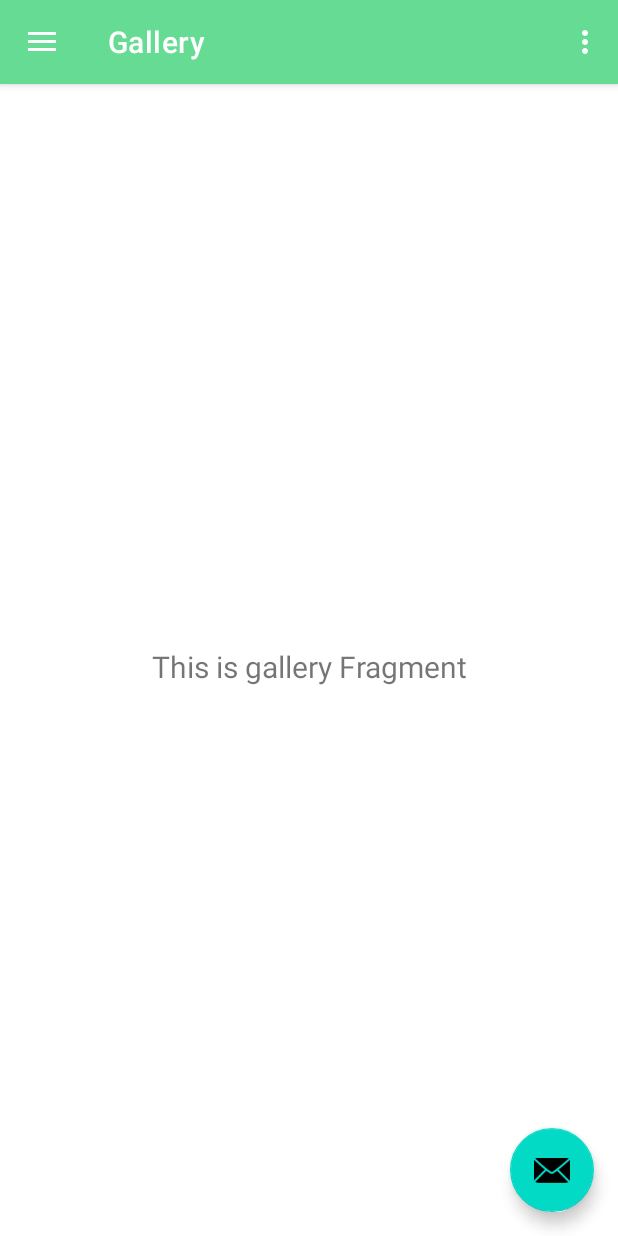
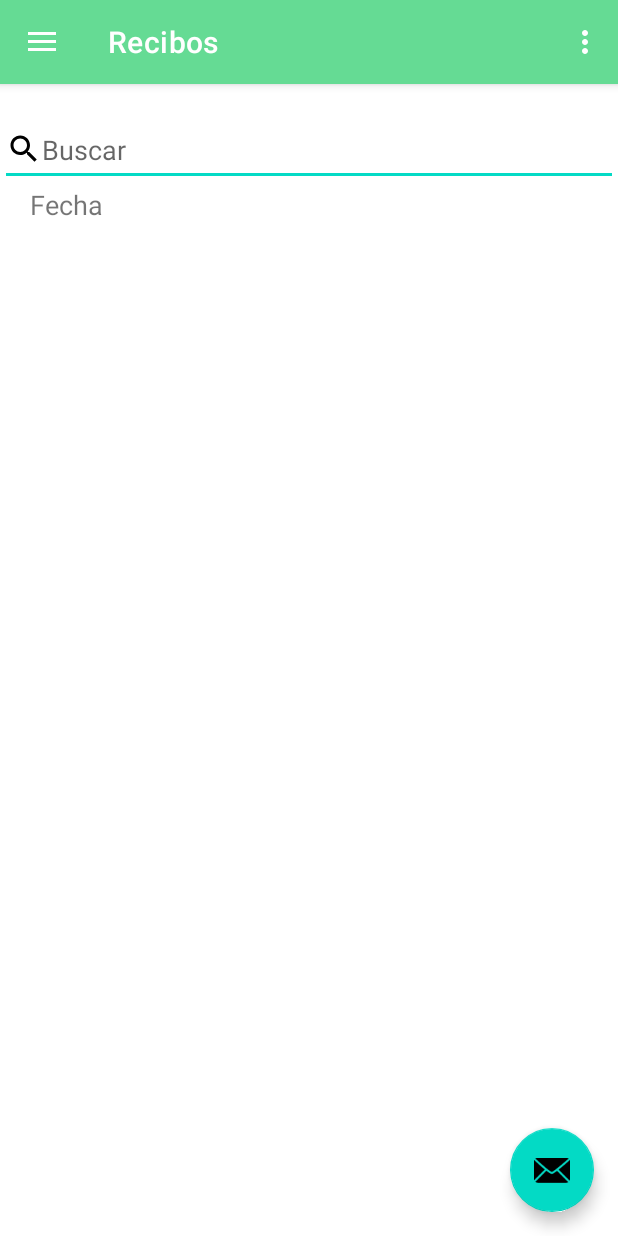
Before and after one commit to NormanRomero06/FavaApp, an Android app: the LayoutDrawableActivity screen opened directly, with no data from a screen before it, in the side drawer, after a tap on "Recibos", on a phone screen of 412 x 824 dp. Run offline under Robolectric (Android 15) with nearby library versions, the phone set to English and light mode, and no system bars; our stand-ins replace navigation-ui.

Commit message:
Pantalla de Recibos

```diff
--- a/app/src/main/java/com/example/appfavas/ui/gallery/GalleryFragment.kt
+++ /dev/null
@@ -1,42 +0,0 @@
-package com.example.appfavas.ui.gallery
-
-import android.os.Bundle
-import android.view.LayoutInflater
-import android.view.View
-import android.view.ViewGroup
-import android.widget.TextView
-import androidx.fragment.app.Fragment
-import androidx.lifecycle.ViewModelProvider
-import com.example.appfavas.databinding.FragmentGalleryBinding
-
-class GalleryFragment : Fragment() {
-
-    private var _binding: FragmentGalleryBinding? = null
-
-    // This property is only valid between onCreateView and
-    // onDestroyView.
-    private val binding get() = _binding!!
-
-    override fun onCreateView(
-        inflater: LayoutInflater,
-        container: ViewGroup?,
-        savedInstanceState: Bundle?
-    ): View {
-        val galleryViewModel =
-            ViewModelProvider(this).get(GalleryViewModel::class.java)
-
-        _binding = FragmentGalleryBinding.inflate(inflater, container, false)
-        val root: View = binding.root
-
-        val textView: TextView = binding.textGallery
-        galleryViewModel.text.observe(viewLifecycleOwner) {
-            textView.text = it
-        }
-        return root
-    }
-
-    override fun onDestroyView() {
-        super.onDestroyView()
-        _binding = null
-    }
-}
--- a/app/src/main/java/com/example/appfavas/ui/gallery/GalleryViewModel.kt
+++ /dev/null
@@ -1,13 +0,0 @@
-package com.example.appfavas.ui.gallery
-
-import androidx.lifecycle.LiveData
-import androidx.lifecycle.MutableLiveData
-import androidx.lifecycle.ViewModel
-
-class GalleryViewModel : ViewModel() {
-
-    private val _text = MutableLiveData<String>().apply {
-        value = "This is gallery Fragment"
-    }
-    val text: LiveData<String> = _text
-}
--- /dev/null
+++ b/app/src/main/java/com/example/appfavas/ui/recibos/RecibosFragment.kt
@@ -0,0 +1,33 @@
+package com.example.appfavas.ui.recibos
+
+import android.os.Bundle
+import android.view.LayoutInflater
+import android.view.View
+import android.view.ViewGroup
+import androidx.fragment.app.Fragment
+import com.example.appfavas.databinding.FragmentRecibosBinding
+
+class RecibosFragment : Fragment() {
+
+    private var _binding: FragmentRecibosBinding? = null
+
+    // This property is only valid between onCreateView and
+    // onDestroyView.
+    private val binding get() = _binding!!
+
+    override fun onCreateView(
+        inflater: LayoutInflater,
+        container: ViewGroup?,
+        savedInstanceState: Bundle?
+    ): View {
+        _binding = FragmentRecibosBinding.inflate(inflater, container, false)
+        val root: View = binding.root
+
+        return root
+    }
+
+    override fun onDestroyView() {
+        super.onDestroyView()
+        _binding = null
+    }
+}
--- /dev/null
+++ b/app/src/main/res/drawable/baseline_search_24.xml
@@ -0,0 +1,5 @@
+<vector android:height="24dp" android:tint="#000000"
+    android:viewportHeight="24" android:viewportWidth="24"
+    android:width="24dp" xmlns:android="http://schemas.android.com/apk/res/android">
+    <path android:fillColor="@android:color/white" android:pathData="M15.5,14h-0.79l-0.28,-0.27C15.41,12.59 16,11.11 16,9.5 16,5.91 13.09,3 9.5,3S3,5.91 3,9.5 5.91,16 9.5,16c1.61,0 3.09,-0.59 4.23,-1.57l0.27,0.28v0.79l5,4.99L20.49,19l-4.99,-5zM9.5,14C7.01,14 5,11.99 5,9.5S7.01,5 9.5,5 14,7.01 14,9.5 11.99,14 9.5,14z"/>
+</vector>
--- a/app/src/main/res/layout/fragment_gallery.xml
+++ /dev/null
@@ -1,22 +0,0 @@
-<?xml version="1.0" encoding="utf-8"?>
-<androidx.constraintlayout.widget.ConstraintLayout xmlns:android="http://schemas.android.com/apk/res/android"
-    xmlns:app="http://schemas.android.com/apk/res-auto"
-    xmlns:tools="http://schemas.android.com/tools"
-    android:layout_width="match_parent"
-    android:layout_height="match_parent"
-    tools:context=".ui.gallery.GalleryFragment">
-
-    <TextView
-        android:id="@+id/text_gallery"
-        android:layout_width="match_parent"
-        android:layout_height="wrap_content"
-        android:layout_marginStart="8dp"
-        android:layout_marginTop="8dp"
-        android:layout_marginEnd="8dp"
-        android:textAlignment="center"
-        android:textSize="20sp"
-        app:layout_constraintBottom_toBottomOf="parent"
-        app:layout_constraintEnd_toEndOf="parent"
-        app:layout_constraintStart_toStartOf="parent"
-        app:layout_constraintTop_toTopOf="parent" />
-</androidx.constraintlayout.widget.ConstraintLayout>
--- /dev/null
+++ b/app/src/main/res/layout/fragment_recibos.xml
@@ -0,0 +1,55 @@
+<?xml version="1.0" encoding="utf-8"?>
+<androidx.constraintlayout.widget.ConstraintLayout xmlns:android="http://schemas.android.com/apk/res/android"
+    xmlns:app="http://schemas.android.com/apk/res-auto"
+    xmlns:tools="http://schemas.android.com/tools"
+    android:layout_width="match_parent"
+    android:layout_height="match_parent"
+    tools:context=".ui.recibos.RecibosFragment">
+
+    <EditText
+        android:id="@+id/etBuscar"
+        android:layout_width="match_parent"
+        android:layout_height="wrap_content"
+        android:layout_marginTop="20dp"
+        android:drawableStart="@drawable/baseline_search_24"
+        android:hint="@string/buscar"
+        android:minHeight="48sp"
+        app:layout_constraintEnd_toEndOf="parent"
+        app:layout_constraintStart_toStartOf="parent"
+        app:layout_constraintTop_toTopOf="parent" />
+
+    <TextView
+        android:id="@+id/tv_fecha"
+        android:layout_width="match_parent"
+        android:layout_height="wrap_content"
+        android:layout_marginStart="20dp"
+        android:layout_marginEnd="20dp"
+        android:text="@string/fecha"
+        android:textSize="18sp"
+        app:layout_constraintEnd_toEndOf="parent"
+        app:layout_constraintStart_toStartOf="parent"
+        app:layout_constraintTop_toBottomOf="@id/etBuscar" />
+
+    <androidx.recyclerview.widget.RecyclerView
+        android:id="@+id/rv_billetes"
+        android:layout_width="match_parent"
+        android:layout_height="wrap_content"
+        android:layout_marginStart="15dp"
+        android:layout_marginTop="10dp"
+        android:layout_marginEnd="15dp"
+        app:layout_constraintEnd_toEndOf="parent"
+        app:layout_constraintStart_toStartOf="parent"
+        app:layout_constraintTop_toBottomOf="@id/tv_fecha" />
+
+    <androidx.recyclerview.widget.RecyclerView
+        android:id="@+id/rv_tarjetas"
+        android:layout_width="match_parent"
+        android:layout_height="wrap_content"
+        android:layout_marginStart="15dp"
+        android:layout_marginTop="30dp"
+        android:layout_marginEnd="15dp"
+        app:layout_constraintEnd_toEndOf="parent"
+        app:layout_constraintStart_toStartOf="parent"
+        app:layout_constraintTop_toBottomOf="@id/rv_billetes" />
+
+</androidx.constraintlayout.widget.ConstraintLayout>
--- a/app/src/main/res/navigation/mobile_navigation.xml
+++ b/app/src/main/res/navigation/mobile_navigation.xml
@@ -12,14 +12,14 @@
         tools:layout="@layout/fragment_home" />
 
     <fragment
-        android:id="@+id/nav_recibos"
-        android:name="com.example.appfavas.ui.gallery.GalleryFragment"
-        android:label="@string/menu_gallery"
-        tools:layout="@layout/fragment_gallery" />
-
-    <fragment
         android:id="@+id/nav_articulos"
         android:name="com.example.appfavas.ui.slideshow.SlideshowFragment"
         android:label="@string/menu_slideshow"
         tools:layout="@layout/fragment_slideshow" />
+    <fragment
+        android:id="@+id/nav_recibos"
+        android:name="com.example.appfavas.ui.recibos.RecibosFragment"
+        android:label="Recibos"
+        tools:layout="@layout/fragment_recibos" />
+
 </navigation>
--- a/app/src/main/res/values/strings.xml
+++ b/app/src/main/res/values/strings.xml
@@ -20,4 +20,8 @@
     <string name="configuraciones">Configuraciones</string>
     <string name="cierre">Cierre</string>
     <string name="pagos">Pagos</string>
+    <!-- TODO: Remove or change this placeholder text -->
+    <string name="hello_blank_fragment">Hello blank fragment</string>
+    <string name="buscar">Buscar</string>
+    <string name="fecha">Fecha</string>
 </resources>
```
